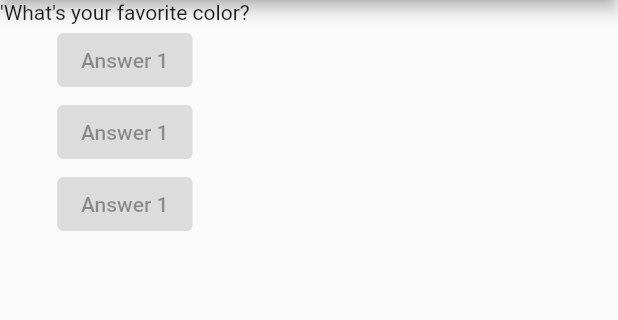
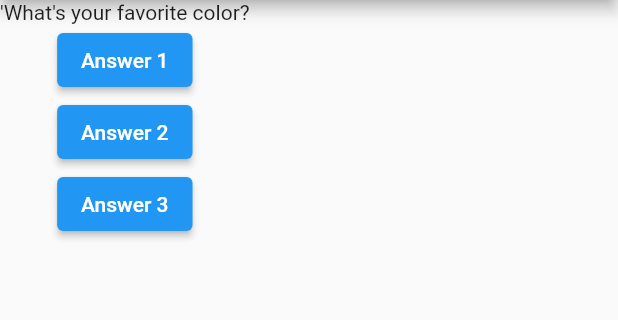
Before and after one commit to mfranco94/quiz_app, a Flutter app: the screen it shows after launch, on a phone screen of 412 x 824 dp, the part 84-404 px from its top. Run offline on Flutter 3.47's test engine with Material 2 defaults, Android fonts, the phone set to English and light mode, and no system bars.

Commit message:
change atribute visibulity and create Question Widget

```diff
--- a/lib/main.dart
+++ b/lib/main.dart
@@ -1,8 +1,18 @@
 import 'package:flutter/material.dart';
+import './question.dart';
 
 void main() => runApp(QuizApp());
 
-class QuizApp extends StatelessWidget {
+class _QuizAppState extends State<QuizApp> {
+  var _selectedQuestion = 0;
+
+  void _answer() {
+    setState(() {
+      _selectedQuestion++;
+      print(_selectedQuestion);
+    });
+  }
+
   Widget build(BuildContext context) {
     final questions = [
       "'What's your favorite color?",
@@ -15,18 +25,18 @@ class QuizApp extends StatelessWidget {
         ),
         body: Column(
           children: [
-            Text(questions[0]),
+            Question(questions[_selectedQuestion]),
             ElevatedButton(
               child: Text('Answer 1'),
-              onPressed: null,
+              onPressed: _answer,
             ),
             ElevatedButton(
-              child: Text('Answer 1'),
-              onPressed: null,
+              child: Text('Answer 2'),
+              onPressed: _answer,
             ),
             ElevatedButton(
-              child: Text('Answer 1'),
-              onPressed: null,
+              child: Text('Answer 3'),
+              onPressed: _answer,
             ),
           ],
         ),
@@ -34,3 +44,9 @@ class QuizApp extends StatelessWidget {
     );
   }
 }
+
+class QuizApp extends StatefulWidget {
+  _QuizAppState createState() {
+    return _QuizAppState();
+  }
+}
--- /dev/null
+++ b/lib/question.dart
@@ -0,0 +1,13 @@
+import 'package:flutter/cupertino.dart';
+
+import 'package:flutter/material.dart';
+
+class Question extends StatelessWidget {
+  final String title;
+
+  Question(this.title);
+
+  Widget build(BuildContext context) {
+    return Text(title);
+  }
+}
```
